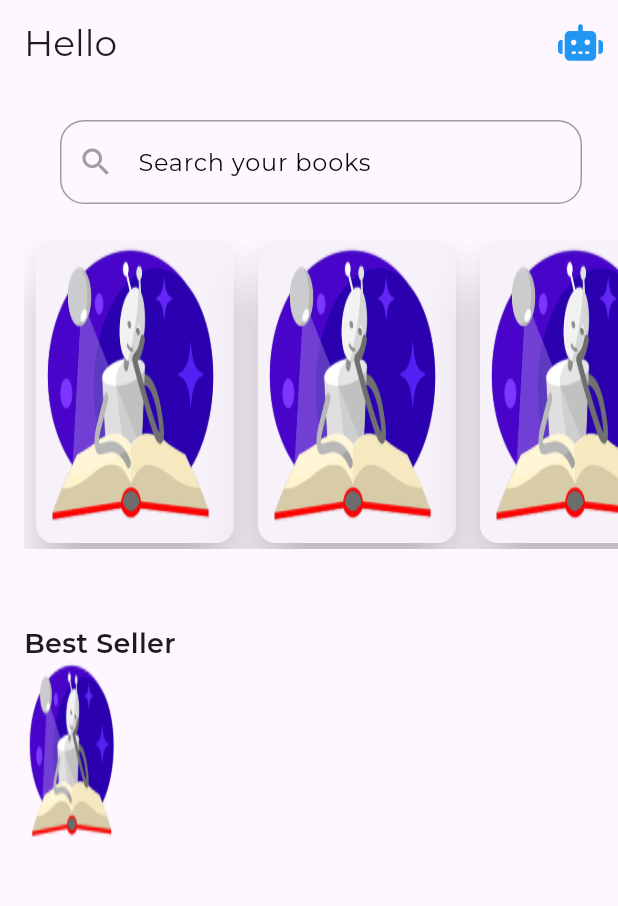
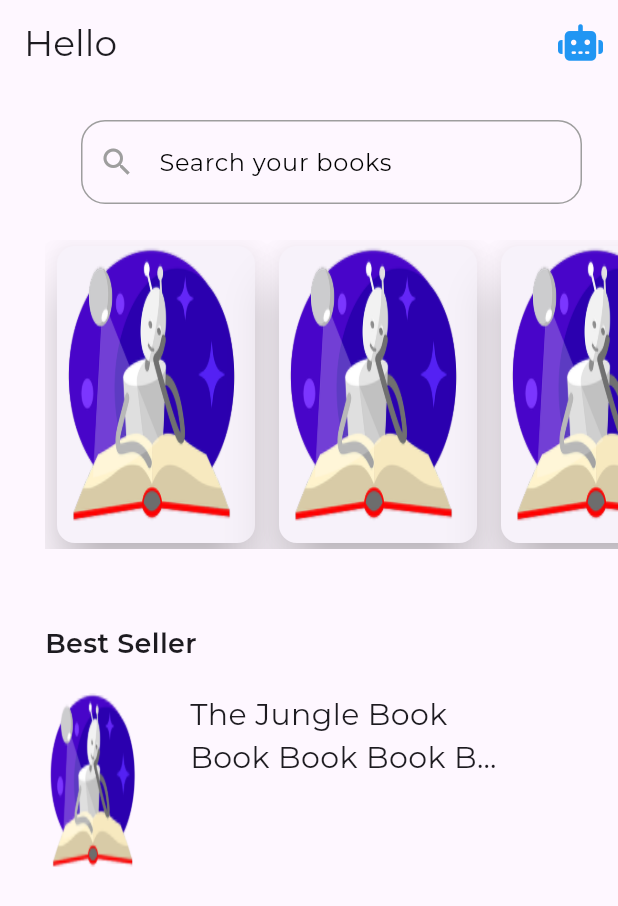
Before and after one commit to abdelrahmankareem/book_library, a Flutter app: the HomeView screen opened by its route, on a phone screen of 412 x 824 dp. Shown: the top 906 px of the screen. Run offline on Flutter 3.47's test engine with Material 3 defaults, Android fonts, the phone set to English and light mode, and no system bars; our stand-ins replace bloc, firebase_auth, firebase_core, flutter_bloc, font_awesome_flutter, go_router and 2 more; accounts and stored records are empty.

Commit message:
best seller item part 2

```diff
--- a/lib/features/home/presentations/views/widget/home_view_body.dart
+++ b/lib/features/home/presentations/views/widget/home_view_body.dart
@@ -10,7 +10,7 @@ class HomeViewBody extends StatelessWidget {
   @override
   Widget build(BuildContext context) {
     return const Padding(
-      padding: EdgeInsets.only(left: 16),
+      padding: EdgeInsets.only(left: 30),
       child: Column(
         crossAxisAlignment: CrossAxisAlignment.start,
         children: [
@@ -22,6 +22,9 @@ class HomeViewBody extends StatelessWidget {
           Text(
             "Best Seller",
             style: Styles.textStyle18,
+          ),
+          SizedBox(
+            height: 20,
           ),
           BestSellerListViewItem(),
         ],
@@ -53,7 +56,22 @@ class BestSellerListViewItem extends StatelessWidget {
               ),
             ),
           ),
-          Column()
+          const SizedBox(
+            width: 30,
+          ),
+          Column(
+            children: [
+              SizedBox(
+                width: MediaQuery.of(context).size.width * .5,
+                child: const Text(
+                  "The Jungle Book Book Book Book Book Book Book Book Book Book BookBookBookBook BookBookBook BookBook",
+                  style: Styles.textStyle20,
+                  maxLines: 2,
+                  overflow: TextOverflow.ellipsis,
+                ),
+              )
+            ],
+          )
         ],
       ),
     );
```
